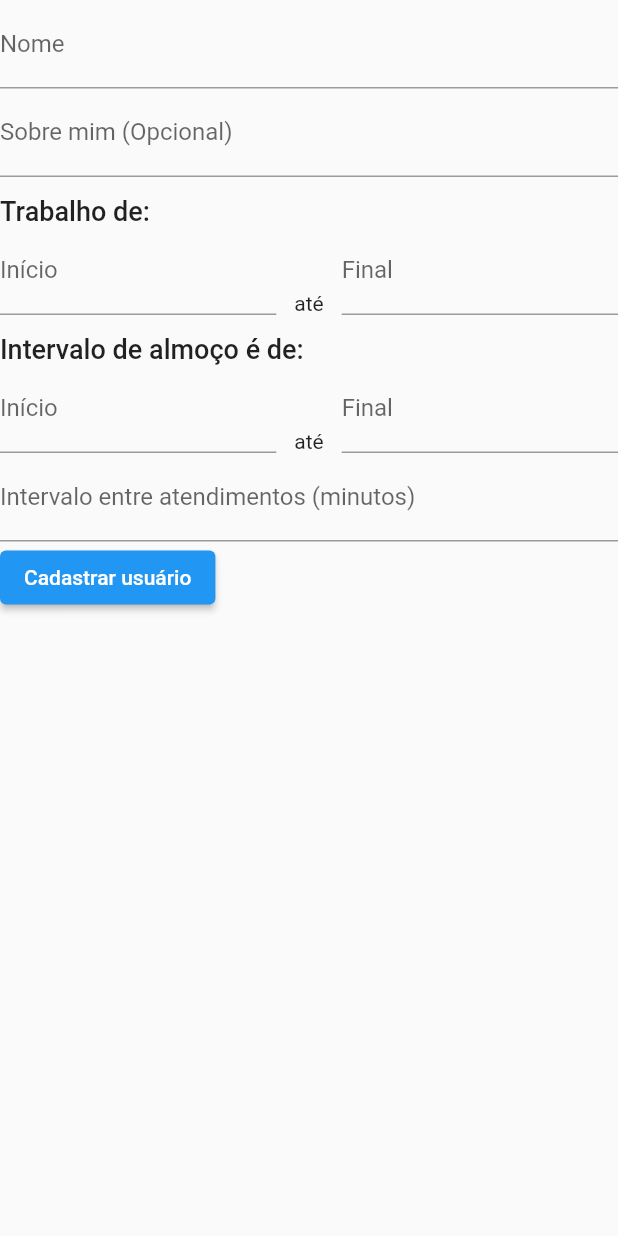
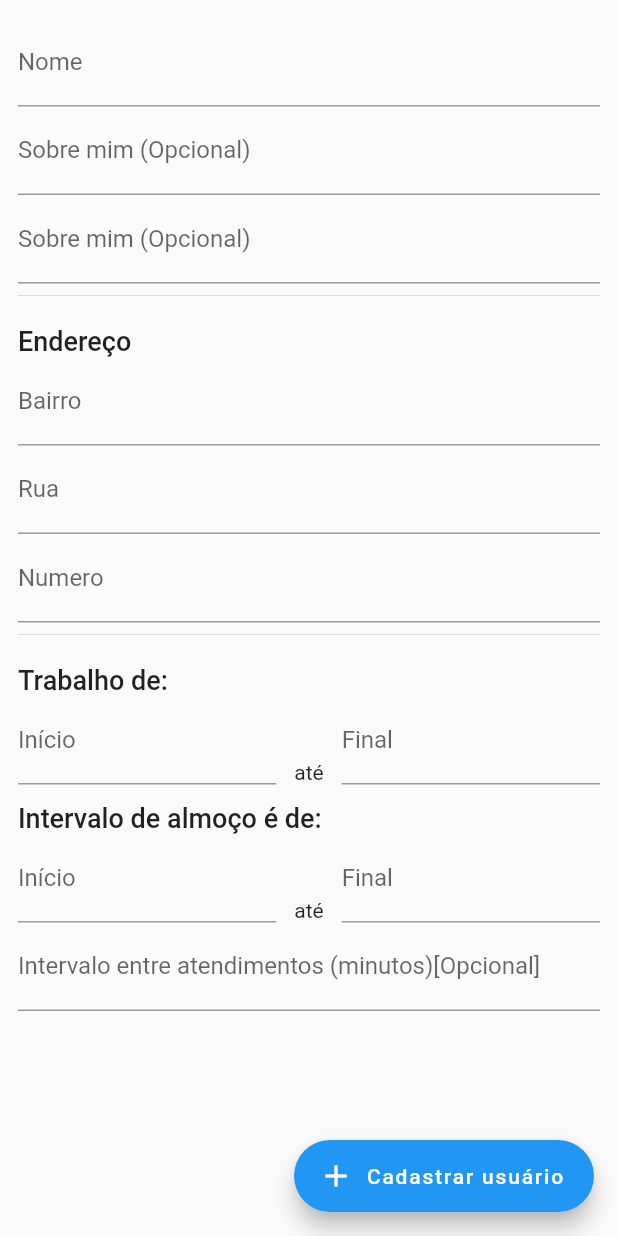
Before and after one commit to cl0v/Catalogo, a Flutter app: the screen it shows after launch, on a phone screen of 412 x 824 dp. Run offline on Flutter 3.47's test engine with Material 2 defaults, Android fonts, the phone set to English and light mode, and no system bars; our stand-ins replace cloud_firestore, fluro; accounts and stored records are empty.

Commit message:
Adicionado endereço na página de cadastro do trabalhador

```diff
--- a/lib/app.dart
+++ b/lib/app.dart
@@ -1,10 +1,9 @@
 import 'package:fluro/fluro.dart';
 import 'package:flutter/material.dart';
 import 'package:nutri/src/features/schedule/src/pages/scheduling.dart';
-import 'package:nutri/src/features/service/src/pages.dart';
+import 'package:nutri/src/features/service/service.dart';
 import 'package:nutri/src/features/service/src/widgets/service_list.dart';
 import 'package:nutri/src/features/worker/src/pages/create_worker.dart';
-
 import '/src/config/application.dart';
 import '/src/config/routes.dart';
 
--- /dev/null
+++ b/lib/src/features/occupation/occupation.dart
@@ -0,0 +1 @@
+/// Ainda não existe usuários o suficiente pra adicionar essa funcionalidade.
--- a/lib/src/features/worker/src/models.dart
+++ b/lib/src/features/worker/src/models.dart
@@ -1,4 +1,5 @@
-import 'package:nutri/src/models/time_range.dart';
+import 'package:nutri/src/helpers/adress.dart';
+import 'package:nutri/src/helpers/time_range.dart';
 
 //TODO: Nao preocupar muito com isso agora
 // Enviar algumas fotos de exemplo pra pessoa poder sacar como é o trabalho (MAX (9FOTOS))
@@ -10,20 +11,24 @@ class WorkerModel {
   ///Qual a categoria que ela se enquadra em profissoes (Cabeleleiro, Conserto'' de ar)
   String occupation;
 
+  ///Endereço onde a pessoa trabalha.
+  Adress adress;
+
   ///Breve descrição sobre a pessoa
   String? description;
 
   ///Horarios em que a agenta está aberta > 8:00 até 18:00
-  TimeRangeModel workingTime;
+  TimeRange workingTime;
 
   // Dias da semana....
 
   ///Horarios de almoço ou intervalo > 12:00 até 13:00
-  TimeRangeModel interval;
+  TimeRange interval;
 
   WorkerModel({
     required this.name,
     required this.occupation,
+    required this.adress,
     required this.workingTime,
     required this.interval,
     this.description,
--- a/lib/src/features/worker/src/pages/create_worker.dart
+++ b/lib/src/features/worker/src/pages/create_worker.dart
@@ -1,5 +1,9 @@
 import 'package:flutter/material.dart';
 import 'package:nutri/src/constants.dart';
+import 'package:nutri/src/helpers/adress.dart';
+import 'package:nutri/src/helpers/time_range.dart';
+
+import '../models.dart';
 
 class CreateWorkerPage extends StatefulWidget {
   @override
@@ -7,8 +11,24 @@ class CreateWorkerPage extends StatefulWidget {
 }
 
 class _CreateWorkerPageState extends State<CreateWorkerPage> {
+  //Dados básicos da pessoa
   TextEditingController nameController = TextEditingController();
+  TextEditingController occupationController = TextEditingController();
   TextEditingController descriptionController = TextEditingController();
+
+  //Dados de endereço
+  TextEditingController adressBairroController = TextEditingController();
+  TextEditingController adressStreetController = TextEditingController();
+  TextEditingController adressNumberController = TextEditingController();
+//Complemento (Cidade, Estado, Pais)
+  TextEditingController adressCityController =
+      TextEditingController(text: 'Joaíma');
+  TextEditingController adressStateController =
+      TextEditingController(text: 'MG');
+  TextEditingController adressCountryController =
+      TextEditingController(text: 'BR');
+
+  //Dados para gerencia do tempo
   TextEditingController startController = TextEditingController();
   TextEditingController endController = TextEditingController();
   TextEditingController intervalStartController = TextEditingController();
@@ -16,17 +36,48 @@ class _CreateWorkerPageState extends State<CreateWorkerPage> {
   TextEditingController intervalBetweenSectionsController =
       TextEditingController();
 
+  WorkerModel worker() {
+    return WorkerModel(
+      name: nameController.text,
+      occupation: occupationController.text,
+      adress: Adress(
+        bairro: adressBairroController.text,
+        rua: adressStreetController.text,
+        numero: adressNumberController.text,
+      ),
+      workingTime:
+          TimeRange(from: startController.text, to: endController.text),
+      interval: TimeRange(
+          from: intervalStartController.text, to: intervalEndController.text),
+      description: descriptionController.text,
+    );
+  }
+
   @override
   Widget build(BuildContext context) {
     return Scaffold(
-      body: Form(
+      floatingActionButton: FloatingActionButton.extended(
+        onPressed: () {},
+        label: Text('Cadastrar usuário'),
+        icon: Icon(Icons.add),
+      ),
+      body: SafeArea(
+        minimum: EdgeInsets.all(12),
+        child: Form(
           child: Column(
             crossAxisAlignment: CrossAxisAlignment.start,
             children: [
+              //Dados básicos da pessoa
               TextFormField(
                 controller: nameController,
                 decoration: InputDecoration(
                     hintText: 'Meu nome completo', labelText: 'Nome'),
+              ),
+              TextFormField(
+                controller: occupationController,
+                decoration: InputDecoration(
+                    hintText: 'Designer de sobrancelhas',
+                    labelText: 'Sobre mim (Opcional)'),
               ),
               TextFormField(
                 controller: descriptionController,
@@ -34,13 +85,59 @@ class _CreateWorkerPageState extends State<CreateWorkerPage> {
                     hintText: 'Trabalho com ___ a ___ anos.',
                     labelText: 'Sobre mim (Opcional)'),
               ),
+              Divider(),
               SizedBox(
                 height: defaultPadding,
               ),
               Text(
+                'Endereço',
+                style: Theme.of(context)
+                    .textTheme
+                    .headline6
+                    ?.copyWith(fontSize: 18),
+              ),
+              //Dados de endereço
+              TextFormField(
+                controller: adressBairroController,
+                decoration:
+                    InputDecoration(hintText: 'Centro', labelText: 'Bairro'),
+              ),
+              TextFormField(
+                controller: adressStreetController,
+                decoration:
+                    InputDecoration(hintText: 'Praça Paris', labelText: 'Rua'),
+              ),
+              //TODO: Tentar remover o número da rua de separar por virgual ou valor numerico na propria rua
+              TextFormField(
+                controller: adressNumberController,
+                decoration: InputDecoration(hintText: '1', labelText: 'Numero'),
+              ),
+              //Complemento (Cidade, Estado, Pais)
+              // TextFormField(
+              //   controller: adressCityController,
+              //   decoration:
+              //       InputDecoration(hintText: 'Joaíma', labelText: 'Cidade'),
+              // ),
+              // TextFormField(
+              //   controller: adressStateController,
+              //   decoration: InputDecoration(hintText: 'MG', labelText: 'Estado'),
+              // ),
+              // TextFormField(
+              //   controller: adressCountryController,
+              //   decoration: InputDecoration(hintText: 'BR', labelText: 'País'),
+              // ),
+
+              Divider(),
+              SizedBox(
+                height: defaultPadding,
+              ),
+              //Dados para gerencia do tempo
+              Text(
                 'Trabalho de:',
-              style:
-                  Theme.of(context).textTheme.headline6?.copyWith(fontSize: 18),
+                style: Theme.of(context)
+                    .textTheme
+                    .headline6
+                    ?.copyWith(fontSize: 18),
               ),
               Row(
                 crossAxisAlignment: CrossAxisAlignment.end,
@@ -48,8 +145,10 @@ class _CreateWorkerPageState extends State<CreateWorkerPage> {
                   Expanded(
                     child: TextFormField(
                       controller: startController,
-                    decoration:
-                        InputDecoration(hintText: '8:00', labelText: 'Início'),
+                      decoration: InputDecoration(
+                          hintText: '8:00',
+                          labelText:
+                              'Início'), // Formatar para formato de horas
                     ),
                   ),
                   Padding(
@@ -59,8 +158,8 @@ class _CreateWorkerPageState extends State<CreateWorkerPage> {
                   Expanded(
                     child: TextFormField(
                       controller: endController,
-                    decoration:
-                        InputDecoration(hintText: '18:00', labelText: 'Final'),
+                      decoration: InputDecoration(
+                          hintText: '18:00', labelText: 'Final'),
                     ),
                   ),
                 ],
@@ -70,8 +169,10 @@ class _CreateWorkerPageState extends State<CreateWorkerPage> {
               ),
               Text(
                 'Intervalo de almoço é de:',
-              style:
-                  Theme.of(context).textTheme.headline6?.copyWith(fontSize: 18),
+                style: Theme.of(context)
+                    .textTheme
+                    .headline6
+                    ?.copyWith(fontSize: 18),
               ),
               Row(
                 crossAxisAlignment: CrossAxisAlignment.end,
@@ -79,8 +180,8 @@ class _CreateWorkerPageState extends State<CreateWorkerPage> {
                   Expanded(
                     child: TextFormField(
                       controller: intervalStartController,
-                    decoration:
-                        InputDecoration(hintText: '12:00', labelText: 'Início'),
+                      decoration: InputDecoration(
+                          hintText: '12:00', labelText: 'Início'),
                     ),
                   ),
                   Padding(
@@ -89,8 +190,8 @@ class _CreateWorkerPageState extends State<CreateWorkerPage> {
                   Expanded(
                     child: TextFormField(
                       controller: intervalEndController,
-                    decoration:
-                        InputDecoration(hintText: '13:00', labelText: 'Final'),
+                      decoration: InputDecoration(
+                          hintText: '13:00', labelText: 'Final'),
                     ),
                   ),
                 ],
@@ -98,11 +199,12 @@ class _CreateWorkerPageState extends State<CreateWorkerPage> {
               TextFormField(
                 controller: intervalBetweenSectionsController,
                 decoration: InputDecoration(
-                  hintText: '5 min',
-                  labelText: 'Intervalo entre atendimentos (minutos)'),
+                    hintText: '5 min (Deixar em branco significa 0 minutos)',
+                    labelText:
+                        'Intervalo entre atendimentos (minutos)[Opcional]'),
               ),
-            ElevatedButton(onPressed: () {}, child: Text('Cadastrar usuário')),
             ],
+          ),
         ),
       ),
     );
--- /dev/null
+++ b/lib/src/helpers/adress.dart
@@ -0,0 +1,16 @@
+class Adress {
+  String bairro;
+  String rua;
+  String numero;
+  String? cidade;
+  String? estado;
+  String? pais;
+  Adress({
+    required this.bairro,
+    required this.rua,
+    required this.numero,
+    this.cidade = 'Joaíma',
+    this.estado = 'MG',
+    this.pais = 'BR',
+  });
+}
--- a/lib/src/models/time_range.dart
+++ b/lib/src/helpers/time_range.dart
@@ -1,8 +1,8 @@
 
-class TimeRangeModel {
+class TimeRange {
   String from;
   String to;
-  TimeRangeModel({
+  TimeRange({
     required this.from,
     required this.to,
   });
```
Also changed, not shown: lib/src/features/occupation/src/pages/add_occupation.dart (added). Lines whose indentation alone changed are shown as unchanged.
